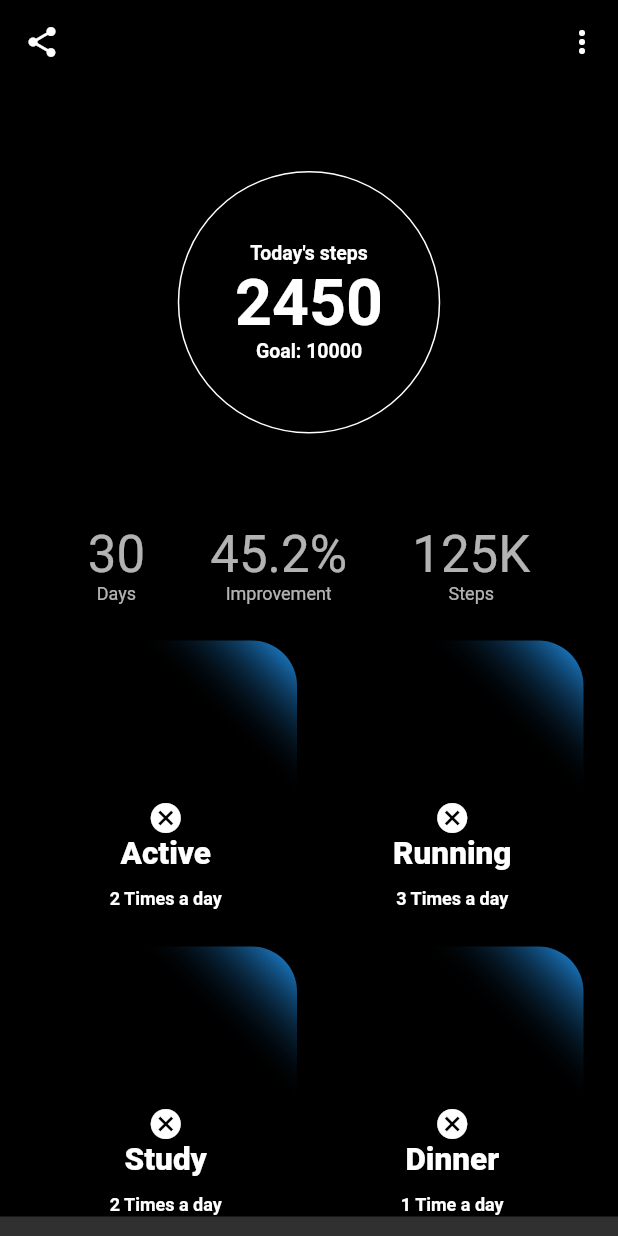
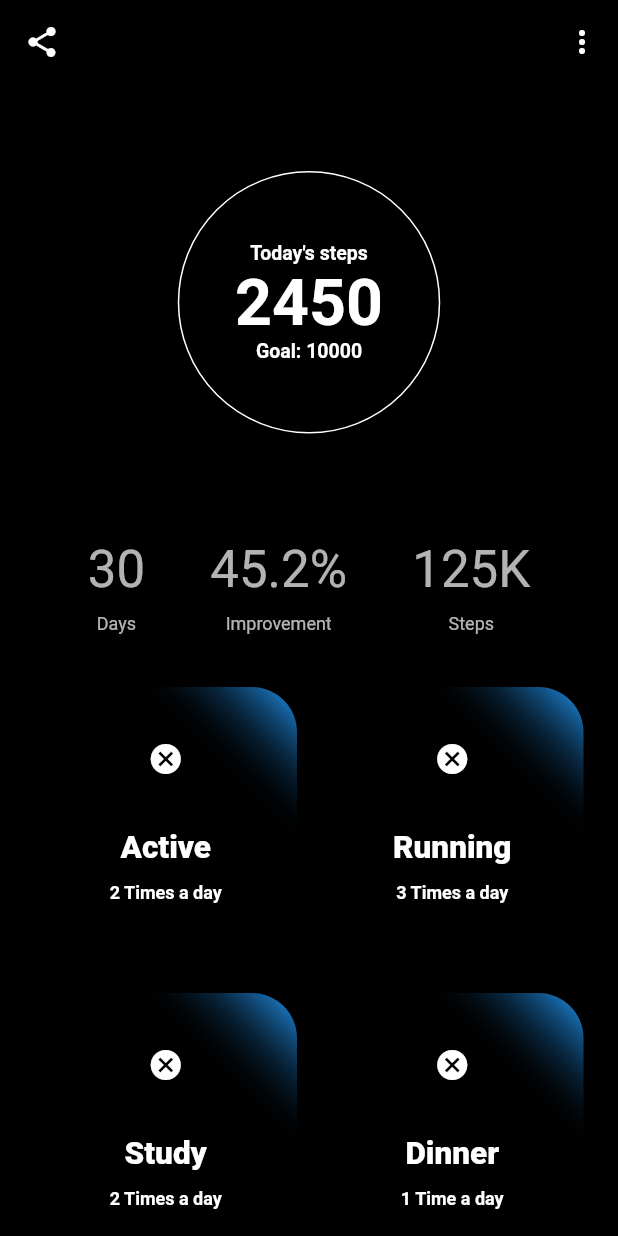
Before and after one commit to Undeadlol1/fitness_app_mockup, a Flutter app: the screen it shows after launch, on a phone screen of 412 x 824 dp. Run offline on Flutter 3.47's test engine with Material 2 defaults, Android fonts, the phone set to English and light mode, and no system bars; our stand-ins replace get; missing offline and left inert: dashbook, pixel_perfect; accounts and stored records are empty.

Commit message:
feat: :lipstick: improves layout

```diff
--- a/lib/screens/main_screen.dart
+++ b/lib/screens/main_screen.dart
@@ -13,7 +13,7 @@ class MainScreen extends StatelessWidget {
       child: Column(
         children: [
           StepsCounter(),
-          SizedBox(height: 60),
+          SizedBox(height: 70),
           Row(
             mainAxisAlignment: MainAxisAlignment.spaceEvenly,
             children: [
@@ -22,7 +22,7 @@ class MainScreen extends StatelessWidget {
               StatsText(title: '125K', subtitle: 'Steps'),
             ],
           ),
-          Divider(color: Colors.transparent),
+          SizedBox(height: 27),
           _SquareButtons(),
         ],
       ),
--- a/lib/widgets/big_square_button.dart
+++ b/lib/widgets/big_square_button.dart
@@ -19,7 +19,7 @@ class BigSquareButton extends StatelessWidget {
       height: 180,
       width: double.infinity,
       child: Column(
-        mainAxisAlignment: MainAxisAlignment.end,
+        mainAxisAlignment: MainAxisAlignment.spaceEvenly,
         children: [
           icon,
           Column(
--- a/lib/widgets/stats_text.dart
+++ b/lib/widgets/stats_text.dart
@@ -16,6 +16,7 @@ class StatsText extends StatelessWidget {
     return Column(
       children: [
         Text(title, style: textTheme.headline4),
+        SizedBox(height: 10),
         Text(subtitle, style: textTheme.caption),
       ],
     );
```
